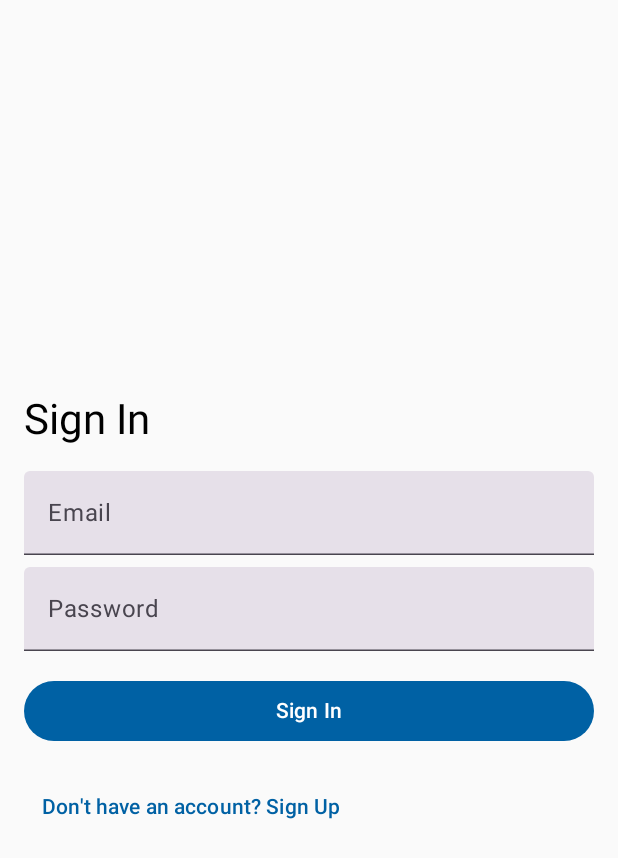
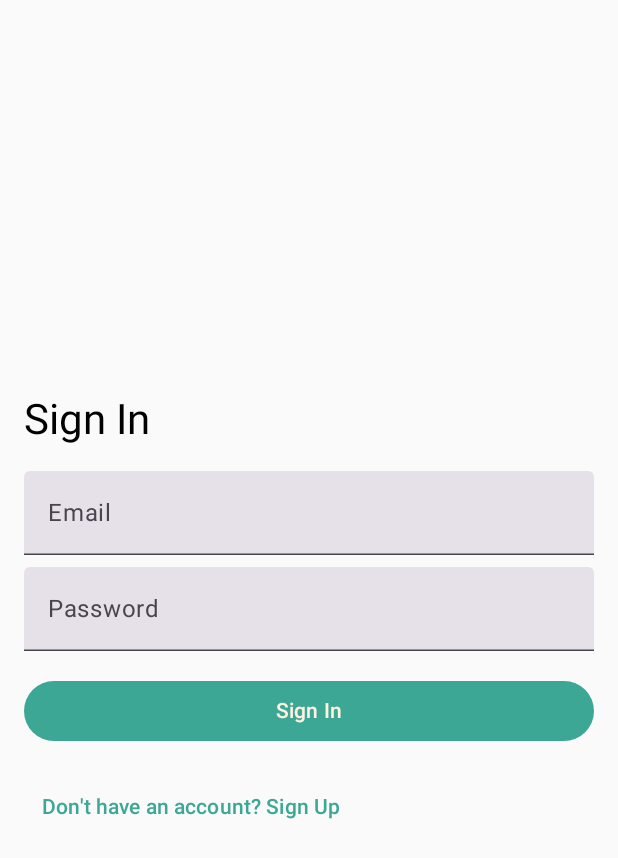
Before and after one commit to erikg04/FreshTrackAndroid, an Android app built with Jetpack Compose: the screen it shows after launch (MainActivity), on a phone screen of 412 x 824 dp. Shown: the top 858 px of the screen. Run offline under Robolectric (Android 15) with nearby library versions, the phone set to English and light mode, and no system bars; our stand-ins replace Firebase (no records; nobody signed in at launch, a user with empty details on screens opened directly).

Commit message:
Version 1.13 4/17/2025

```diff
--- a/app/src/main/java/com/example/freshtrack/ui/theme/FreshTrackTheme.kt
+++ b/app/src/main/java/com/example/freshtrack/ui/theme/FreshTrackTheme.kt
@@ -1,21 +1,61 @@
 package com.example.freshtrack.ui.theme
 
-import androidx.compose.material3.MaterialTheme
-import androidx.compose.material3.darkColorScheme
-import androidx.compose.material3.lightColorScheme
+import androidx.compose.foundation.isSystemInDarkTheme
+import androidx.compose.material3.*
 import androidx.compose.runtime.Composable
+import androidx.compose.ui.graphics.Color
 
+// ── Icon‑derived colors ───────────────────────────────────────────────
+private val IconTeal   = Color(0xFF3CA795)  // clipboard background
+private val IconBrown  = Color(0xFF795548)  // clipboard border
+private val IconYellow = Color(0xFFFDD835)  // clip
+private val IconCream  = Color(0xFFFFF3E0)  // paper
+private val IconRed    = Color(0xFFD32F2F)  // apple
+private val IconGreen  = Color(0xFF66BB6A)  // leaf
+private val IconDark   = Color(0xFF212121)  // checkmarks/text
+
+// ── Light scheme ────────────────────────────────────────────────────
 private val LightColorScheme = lightColorScheme(
-    primary = md_theme_light_primary,
-    secondary = md_theme_light_secondary,
-    background = md_theme_light_background
-    // ... add other colors if defined
+    primary       = IconTeal,
+    onPrimary     = IconCream,
+    secondary     = IconGreen,
+    onSecondary   = IconDark,
+    tertiary      = IconRed,
+    onTertiary    = IconCream,
+    background    = IconCream,
+    onBackground  = IconDark,
+    surface       = IconCream,
+    onSurface     = IconDark,
+    error         = IconRed,
+    onError       = IconCream
 )
 
+// ── Dark scheme ─────────────────────────────────────────────────────
+private val DarkColorScheme = darkColorScheme(
+    primary       = IconTeal,
+    onPrimary     = IconCream,
+    secondary     = IconGreen,
+    onSecondary   = IconDark,
+    tertiary      = IconRed,
+    onTertiary    = IconCream,
+    background    = IconTeal,
+    onBackground  = IconCream,
+    surface       = IconBrown,
+    onSurface     = IconCream,
+    error         = IconRed,
+    onError       = IconCream
+)
+
+// ── Theme wrapper ───────────────────────────────────────────────────
 @Composable
-fun FreshTrackTheme(content: @Composable () -> Unit) {
+fun FreshTrackTheme(
+    darkTheme: Boolean = isSystemInDarkTheme(),
+    content: @Composable () -> Unit
+) {
+    val colors = if (darkTheme) DarkColorScheme else LightColorScheme
+
     MaterialTheme(
-        colorScheme = LightColorScheme,
+        colorScheme = colors,
         typography = Typography,
         content = content
     )
```
Also changed, not shown: app/src/main/java/com/example/freshtrack/MainActivity.kt (+12 -2 lines), app/src/main/java/com/example/freshtrack/screens/HomeScreen.kt (+9 -28 lines), app/src/main/java/com/example/freshtrack/screens/Ingredients.kt (+18 -8 lines), app/src/main/java/com/example/freshtrack/ui/components/BackgroundImage.kt (added, +20 -0 lines), app/src/main/res/drawable/freshtrackbg.jpg (added).
